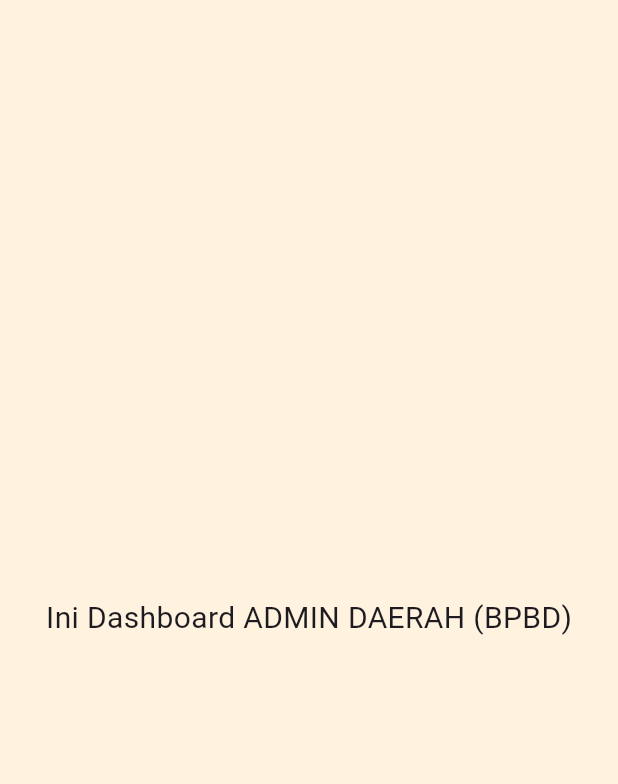
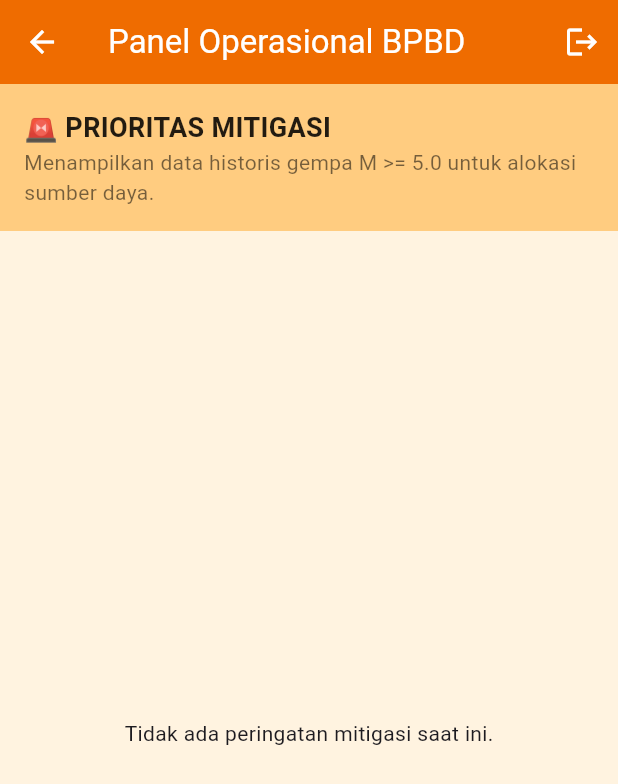
Before and after one commit to GhenAyari/UTS-BussinesIntelligence, a Flutter app: the AdminDaerahScreen screen opened directly, on a phone screen of 412 x 824 dp. Shown: the top 784 px of the screen. Run offline on Flutter 3.47's test engine with Material 3 defaults, Android fonts, the phone set to English and light mode, and no system bars; our stand-ins replace fl_chart, supabase_flutter; accounts and stored records are empty.

Commit message:
penambahan admin daerah

```diff
--- a/lib/screens/admin_daerah_screen.dart
+++ b/lib/screens/admin_daerah_screen.dart
@@ -1,13 +1,142 @@
 import 'package:flutter/material.dart';
+import 'package:supabase_flutter/supabase_flutter.dart';
+import 'login_screen.dart';
 
-class AdminDaerahScreen extends StatelessWidget {
+class AdminDaerahScreen extends StatefulWidget {
   const AdminDaerahScreen({super.key});
 
   @override
+  State<AdminDaerahScreen> createState() => _AdminDaerahScreenState();
+}
+
+class _AdminDaerahScreenState extends State<AdminDaerahScreen> {
+  // Hanya menarik data gempa besar untuk prioritas mitigasi BPBD
+  Future<List<Map<String, dynamic>>> _fetchDataMitigasi() async {
+    final response = await Supabase.instance.client
+        .schema('gold')
+        .from('fact_gempa')
+        .select('''
+          magnitudo,
+          kedalaman,
+          status_gempa,
+          dim_waktu (tanggal),
+          dim_lokasi (wilayah)
+        ''')
+        .gte('magnitudo', 5.0) // FILTER: Hanya tampilkan magnitudo 5.0 ke atas!
+        .order('id_fakta', ascending: false)
+        .limit(20);
+
+    return List<Map<String, dynamic>>.from(response);
+  }
+
+  Future<void> _logout(BuildContext context) async {
+    await Supabase.instance.client.auth.signOut();
+    if (context.mounted) {
+      Navigator.pushReplacement(
+        context,
+        MaterialPageRoute(builder: (context) => const LoginScreen()),
+      );
+    }
+  }
+
+  @override
   Widget build(BuildContext context) {
-    return Scaffold( // const dihapus dari sini
+    return Scaffold(
       backgroundColor: Colors.orange[50],
-      body: const Center(child: Text('Ini Dashboard ADMIN DAERAH (BPBD)', style: TextStyle(fontSize: 20))), // const dipindah ke sini
+      appBar: AppBar(
+        title: const Text('Panel Operasional BPBD'),
+        backgroundColor: Colors.orange[800],
+        foregroundColor: Colors.white,
+        actions: [
+          IconButton(
+            icon: const Icon(Icons.logout),
+            onPressed: () => _logout(context),
+            tooltip: 'Keluar',
+          ),
+        ],
+      ),
+      body: Column(
+        crossAxisAlignment: CrossAxisAlignment.start,
+        children: [
+          Container(
+            padding: const EdgeInsets.all(16),
+            color: Colors.orange[200],
+            width: double.infinity,
+            child: const Column(
+              crossAxisAlignment: CrossAxisAlignment.start,
+              children: [
+                Text(
+                  '🚨 PRIORITAS MITIGASI',
+                  style: TextStyle(fontWeight: FontWeight.bold, fontSize: 18, color: Colors.black87),
+                ),
+                Text(
+                  'Menampilkan data historis gempa M >= 5.0 untuk alokasi sumber daya.',
+                  style: TextStyle(color: Colors.black54),
+                ),
+              ],
+            ),
+          ),
+          Expanded(
+            child: FutureBuilder<List<Map<String, dynamic>>>(
+              future: _fetchDataMitigasi(),
+              builder: (context, snapshot) {
+                if (snapshot.connectionState == ConnectionState.waiting) {
+                  return const Center(child: CircularProgressIndicator(color: Colors.orange));
+                }
+
+                if (snapshot.hasError) {
+                  return Center(child: Text('Gagal memuat data: ${snapshot.error}'));
+                }
+
+                final dataGempa = snapshot.data;
+
+                if (dataGempa == null || dataGempa.isEmpty) {
+                  return const Center(child: Text('Tidak ada peringatan mitigasi saat ini.'));
+                }
+
+                return ListView.builder(
+                  padding: const EdgeInsets.all(12),
+                  itemCount: dataGempa.length,
+                  itemBuilder: (context, index) {
+                    final gempa = dataGempa[index];
+                    final magnitudo = gempa['magnitudo'];
+                    final wilayah = gempa['dim_lokasi']['wilayah'];
+                    final tanggal = gempa['dim_waktu']['tanggal'];
+
+                    return Card(
+                      elevation: 3,
+                      margin: const EdgeInsets.only(bottom: 12),
+                      shape: RoundedRectangleBorder(
+                        side: const BorderSide(color: Colors.redAccent, width: 1),
+                        borderRadius: BorderRadius.circular(8),
+                      ),
+                      child: ListTile(
+                        leading: const Icon(Icons.warning_amber_rounded, color: Colors.red, size: 40),
+                        title: Text(
+                          wilayah,
+                          style: const TextStyle(fontWeight: FontWeight.bold, fontSize: 16),
+                        ),
+                        subtitle: Text('Tanggal: $tanggal \nKedalaman: ${gempa['kedalaman']} km'),
+                        trailing: Container(
+                          padding: const EdgeInsets.all(8),
+                          decoration: BoxDecoration(
+                            color: Colors.red,
+                            borderRadius: BorderRadius.circular(8),
+                          ),
+                          child: Text(
+                            'M $magnitudo',
+                            style: const TextStyle(color: Colors.white, fontWeight: FontWeight.bold, fontSize: 16),
+                          ),
+                        ),
+                      ),
+                    );
+                  },
+                );
+              },
+            ),
+          ),
+        ],
+      ),
     );
   }
 }
```
